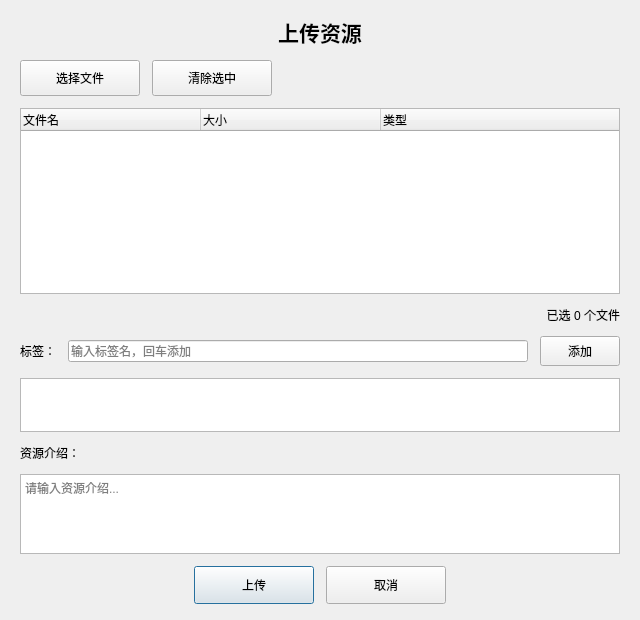
Before: the Qt Designer form client/uploadresourcedialog.ui in lingsiling/XiangYueAPP, drawn with Qt 5.
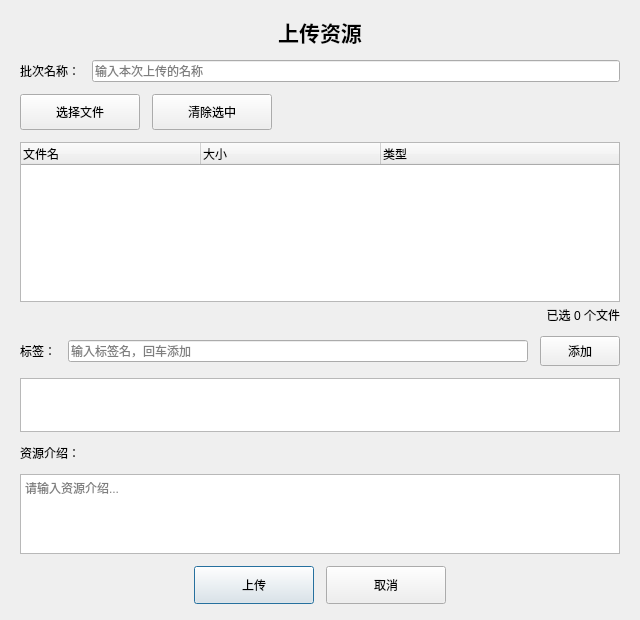
After: the same form once the commit is applied.

```diff
--- a/client/uploadresourcedialog.ui
+++ b/client/uploadresourcedialog.ui
@@ -51,6 +51,24 @@
      </property>
     </widget>
    </item>
+   <item>
+    <layout class="QHBoxLayout" name="horizontalLayoutBatchName">
+     <item>
+      <widget class="QLabel" name="labelBatchName">
+       <property name="text">
+        <string>批次名称：</string>
+       </property>
+      </widget>
+     </item>
+     <item>
+      <widget class="QLineEdit" name="lineEditBatchName">
+       <property name="placeholderText">
+        <string>输入本次上传的名称</string>
+       </property>
+      </widget>
+     </item>
+    </layout>
+   </item>
    <item>
     <layout class="QHBoxLayout" name="horizontalLayoutSelect">
      <item>
```
